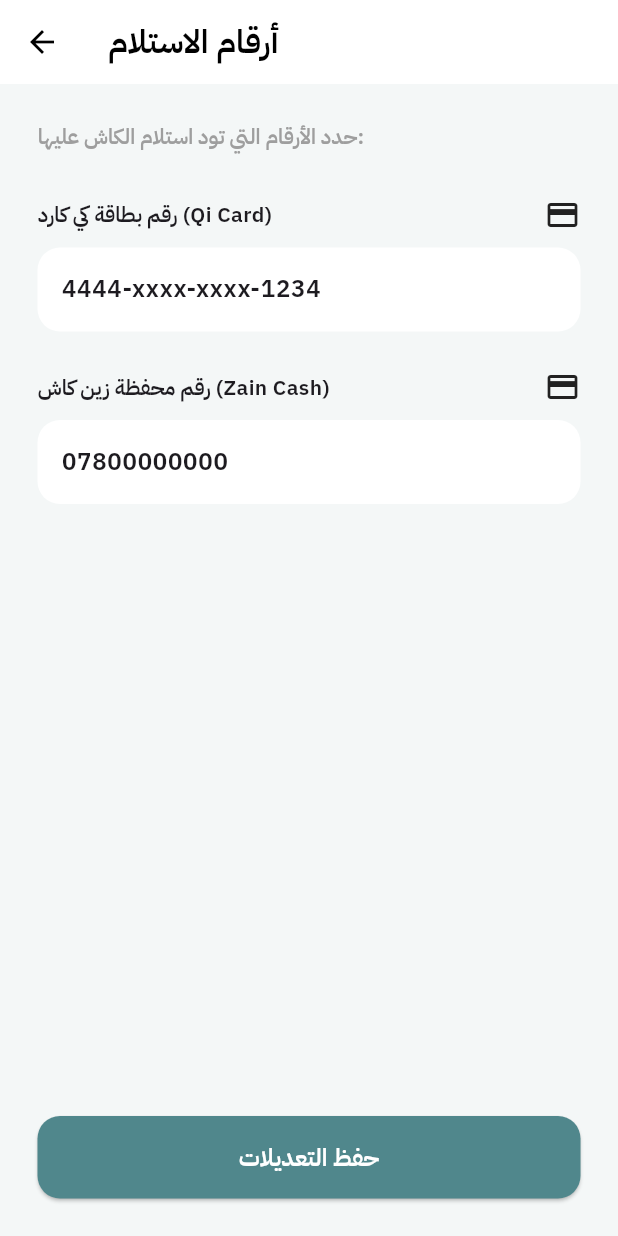
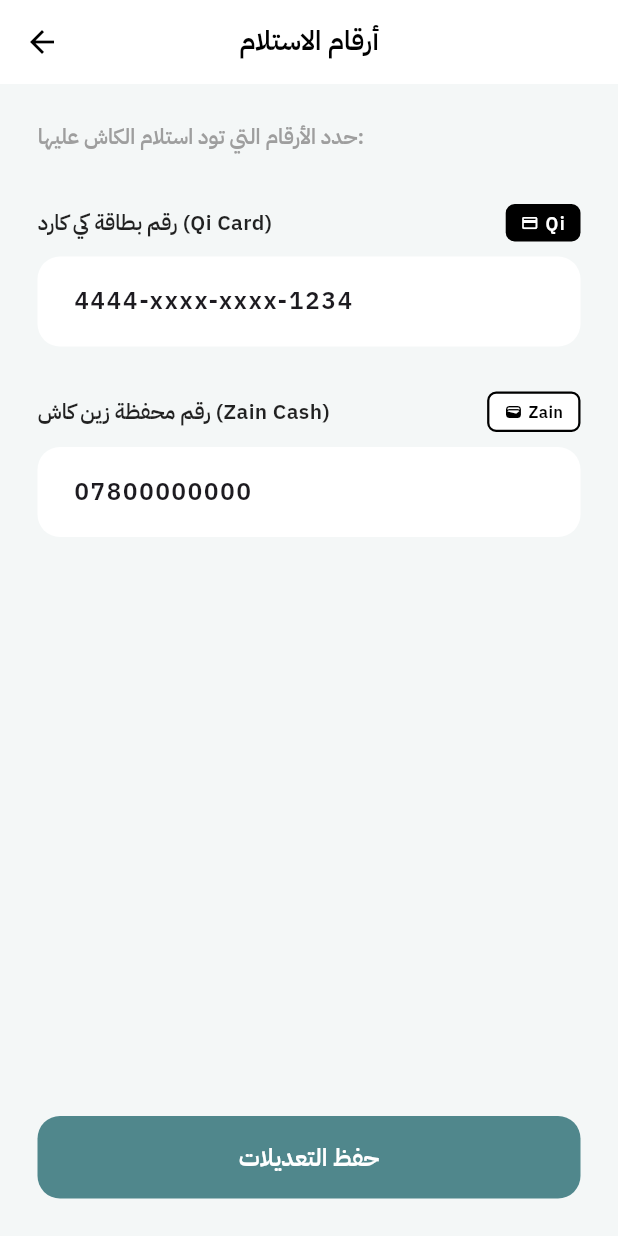
Before and after one commit to skinnyaws-cyber/Raseed-systeam, a Flutter app: the ManagePaymentsScreen screen opened directly, on a phone screen of 412 x 824 dp. Run offline on Flutter 3.47's test engine with Material 3 defaults, Android fonts, the phone set to English and light mode, and no system bars.

Commit message:
Update manage_payments_screen.dart

```diff
--- a/lib/manage_payments_screen.dart
+++ b/lib/manage_payments_screen.dart
@@ -10,7 +10,7 @@
 class _ManagePaymentsScreenState extends State<ManagePaymentsScreen> {
   final Color emeraldColor = const Color(0xFF50878C);
 
-  // وحدات التحكم بالنصوص (لجعلها قابلة للتعديل)
+  // وحدات التحكم (Controllers) لإدارة النصوص وجعلها قابلة للتعديل
   final TextEditingController _qiController = TextEditingController(text: "4444-xxxx-xxxx-1234");
   final TextEditingController _zainController = TextEditingController(text: "07800000000");
 
@@ -19,9 +19,11 @@
     return Scaffold(
       backgroundColor: const Color(0xFFF4F7F7),
       appBar: AppBar(
-        title: const Text('أرقام الاستلام', style: TextStyle(color: Colors.black, fontWeight: FontWeight.bold)),
+        title: const Text('أرقام الاستلام',
+          style: TextStyle(color: Colors.black, fontWeight: FontWeight.bold, fontSize: 18)),
         backgroundColor: Colors.white,
         elevation: 0,
+        centerTitle: true,
         iconTheme: const IconThemeData(color: Colors.black),
       ),
       body: Padding(
@@ -29,36 +31,47 @@
         child: Column(
           crossAxisAlignment: CrossAxisAlignment.start,
           children: [
-            const Text('حدد الأرقام التي تود استلام الكاش عليها:', style: TextStyle(color: Colors.grey)),
-            const SizedBox(height: 30),
+            const Text('حدد الأرقام التي تود استلام الكاش عليها:',
+              style: TextStyle(color: Colors.grey, fontSize: 14)),
+            const SizedBox(height: 35),
 
-            // حقل كي كارد
+            // --- حقل كي كارد مع الشعار المرسوم ---
             _buildPaymentField(
               label: "رقم بطاقة كي كارد (Qi Card)",
               controller: _qiController,
-              logoUrl: "https://qi.iq/assets/images/logo.png", // شعار كي كارد
+              logo: _drawQiLogo(), // رسم الشعار هنا
             ),
 
-            const SizedBox(height: 25),
+            const SizedBox(height: 30),
 
-            // حقل زين كاش
+            // --- حقل زين كاش مع الشعار المرسوم ---
             _buildPaymentField(
               label: "رقم محفظة زين كاش (Zain Cash)",
               controller: _zainController,
-              logoUrl: "https://zaincash.iq/wp-content/uploads/2019/12/zain-cash-logo.png", // شعار زين كاش
+              logo: _drawZainLogo(), // رسم الشعار هنا
             ),
 
             const Spacer(),
+
+            // زر الحفظ
             SizedBox(
               width: double.infinity,
               height: 55,
               child: ElevatedButton(
                 onPressed: () {
-                  // هنا يتم حفظ البيانات في السيرفر لاحقاً
+                  // إشعار نجاح الحفظ
+                  ScaffoldMessenger.of(context).showSnackBar(
+                    const SnackBar(content: Text('تم حفظ التعديلات بنجاح'), backgroundColor: Colors.green),
+                  );
                   Navigator.pop(context);
                 },
-                style: ElevatedButton.styleFrom(backgroundColor: emeraldColor, shape: RoundedRectangleBorder(borderRadius: BorderRadius.circular(15))),
-                child: const Text('حفظ التعديلات', style: TextStyle(color: Colors.white, fontSize: 16, fontWeight: FontWeight.bold)),
+                style: ElevatedButton.styleFrom(
+                  backgroundColor: emeraldColor,
+                  shape: RoundedRectangleBorder(borderRadius: BorderRadius.circular(15)),
+                  elevation: 0,
+                ),
+                child: const Text('حفظ التعديلات',
+                  style: TextStyle(color: Colors.white, fontSize: 16, fontWeight: FontWeight.bold)),
               ),
             ),
           ],
@@ -67,28 +80,70 @@
     );
   }
 
-  Widget _buildPaymentField({required String label, required TextEditingController controller, required String logoUrl}) {
+  // دالة بناء الحقل مع الشعار في الطرف
+  Widget _buildPaymentField({required String label, required TextEditingController controller, required Widget logo}) {
     return Column(
       crossAxisAlignment: CrossAxisAlignment.start,
       children: [
         Row(
           mainAxisAlignment: MainAxisAlignment.spaceBetween,
           children: [
-            Text(label, style: const TextStyle(fontWeight: FontWeight.bold, fontSize: 14)),
-            Image.network(logoUrl, height: 25, errorBuilder: (c,e,s) => const Icon(Icons.credit_card)), // الشعار في طرف الحقل
+            Text(label, style: const TextStyle(fontWeight: FontWeight.bold, fontSize: 14, color: Colors.black87)),
+            logo, // هنا يظهر الشعار المرسوم
           ],
         ),
         const SizedBox(height: 10),
         TextField(
           controller: controller,
+          style: const TextStyle(fontWeight: FontWeight.bold, letterSpacing: 1.2),
           decoration: InputDecoration(
             filled: true,
             fillColor: Colors.white,
+            contentPadding: const EdgeInsets.symmetric(horizontal: 20, vertical: 18),
             border: OutlineInputBorder(borderRadius: BorderRadius.circular(15), borderSide: BorderSide.none),
-            focusedBorder: OutlineInputBorder(borderRadius: BorderRadius.circular(15), borderSide: BorderSide(color: emeraldColor)),
+            focusedBorder: OutlineInputBorder(borderRadius: BorderRadius.circular(15), borderSide: BorderSide(color: emeraldColor, width: 1.5)),
           ),
         ),
       ],
     );
   }
+
+  // --- رسم شعار Qi Card باللون الأسود ---
+  Widget _drawQiLogo() {
+    return Container(
+      padding: const EdgeInsets.symmetric(horizontal: 10, vertical: 4),
+      decoration: BoxDecoration(
+        color: Colors.black,
+        borderRadius: BorderRadius.circular(6),
+      ),
+      child: const Row(
+        mainAxisSize: MainAxisSize.min,
+        children: [
+          Icon(Icons.credit_card_rounded, color: Colors.white, size: 12),
+          SizedBox(width: 4),
+          Text("Qi", style: TextStyle(color: Colors.white, fontWeight: FontWeight.bold, fontSize: 12, letterSpacing: 1)),
+        ],
+      ),
+    );
+  }
+
+  // --- رسم شعار Zain Cash باللون الأسود ---
+  Widget _drawZainLogo() {
+    return Container(
+      padding: const EdgeInsets.symmetric(horizontal: 10, vertical: 4),
+      decoration: BoxDecoration(
+        color: Colors.white,
+        borderRadius: BorderRadius.circular(6),
+        border: Border.all(color: Colors.black, width: 1.5),
+      ),
+      child: const Row(
+        mainAxisSize: MainAxisSize.min,
+        children: [
+          Icon(Icons.wallet_rounded, color: Colors.black, size: 12),
+          SizedBox(width: 4),
+          Text("Zain", style: TextStyle(color: Colors.black, fontWeight: FontWeight.bold, fontSize: 11)),
+        ],
+      ),
+    );
+  }
 }
```
